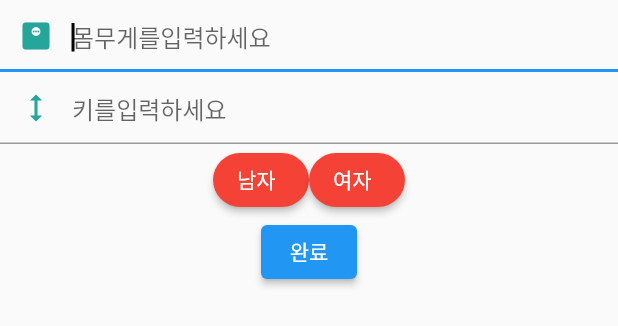
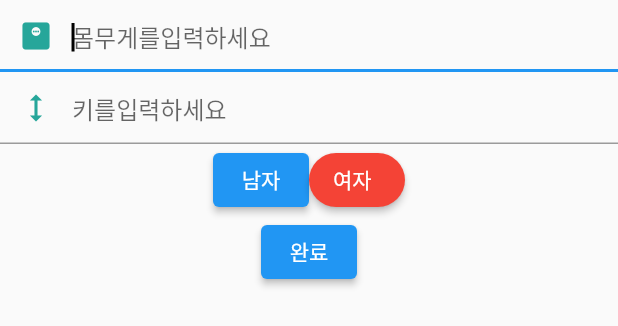
Before and after one commit to tkdals802/Capstone, a Flutter app: what secondSignIn() shows on an empty page, opened directly, on a phone screen of 412 x 824 dp. Shown: the top 326 px of the screen. Run offline on Flutter 3.47's test engine with Material 2 defaults, Android fonts, the phone set to English and light mode, and no system bars; missing offline and left inert: model_viewer_plus.

Commit message:
change button color

```diff
--- a/lib/main.dart
+++ b/lib/main.dart
@@ -123,12 +123,15 @@ class _secondSignInState extends State<secondSignIn> {
                     mainAxisAlignment: MainAxisAlignment.center,
                     children: [
                       ElevatedButton(
-                        style: ElevatedButton.styleFrom(
-                          shape: RoundedRectangleBorder(
-                              borderRadius: BorderRadius.circular(25)),
-                          backgroundColor: Colors.red,
-                          alignment: Alignment.centerLeft,
-                        ),
+                        style: ButtonStyle(overlayColor:
+                            MaterialStateProperty.resolveWith<Color?>(
+                          (Set<MaterialState> states) {
+                            if (states.contains(MaterialState.pressed)) {
+                              return Colors.redAccent;
+                            }
+                            return null;
+                          },
+                        )),
                         child: const Text("남자"),
                         onPressed: () {
                           gender = "Man";
```
